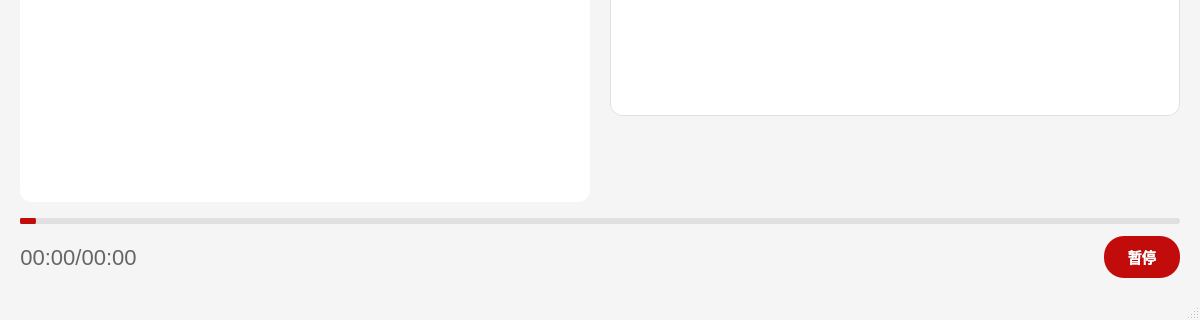
Guailoudou/ld_ncm, file mainwindow.ui: the form before one commit; both pictures show x 0 to 1200 and y 534 to 854 of the 1200 by 854 pixel window.
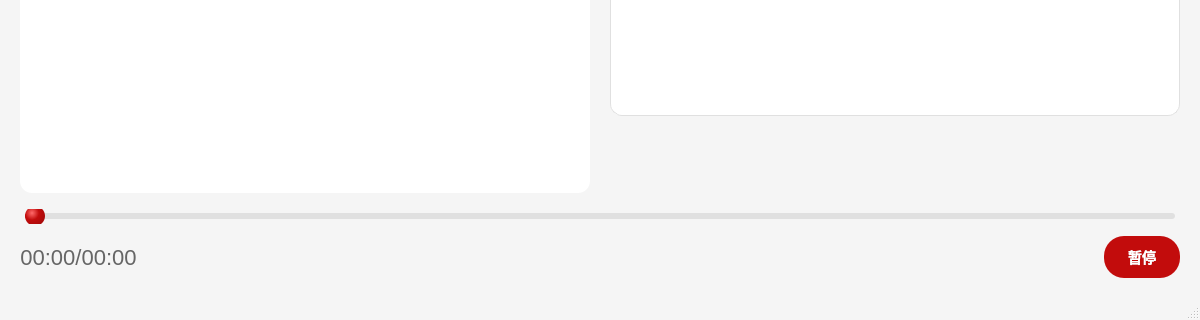
The form after the commit.

Commit message:
feat(httpclient,ui): add request retry function and improve slider style
1.为GET/POST请求添加重试逻辑，最多重试3次，延迟500 ms
2.用径向渐变替换滑块手柄的硬编码背景色
3.调整滑块和手柄大小、填充和凹槽边距
4.修正代码中的中文注释错别字

Diff of the .ui file:
```diff
--- a/mainwindow.ui
+++ b/mainwindow.ui
@@ -71,19 +71,21 @@
 
 /* 进度条样式 */
 QSlider::horizontal {
-    height: 6px;
+    padding: 0 5px;
 }
 QSlider::groove:horizontal {
     border: none;
     background: #e0e0e0;
     border-radius: 3px;
+    height: 6px;
+    margin: 0 0px;
 }
 QSlider::handle:horizontal {
-    width: 16px;
-    height: 16px;
-    margin: -5px 0;
-    background: #C20C0C;
-    border-radius: 8px;
+    width: 20px;
+    height: 20px;
+    margin: -7px 0;
+    background: qradialgradient(cx:0.35, cy:0.35, radius:0.7, fx:0.35, fy:0.35, stop:0 #ff6b6b, stop:0.5 #C20C0C, stop:1 #a80a0a);
+    border-radius: 10px;
 }
 QSlider::handle:horizontal:hover {
     background: #a80a0a;
```
Left out of the diff: 2 changed lines with no effect on the pictures. The commit also changes 2 other files.
